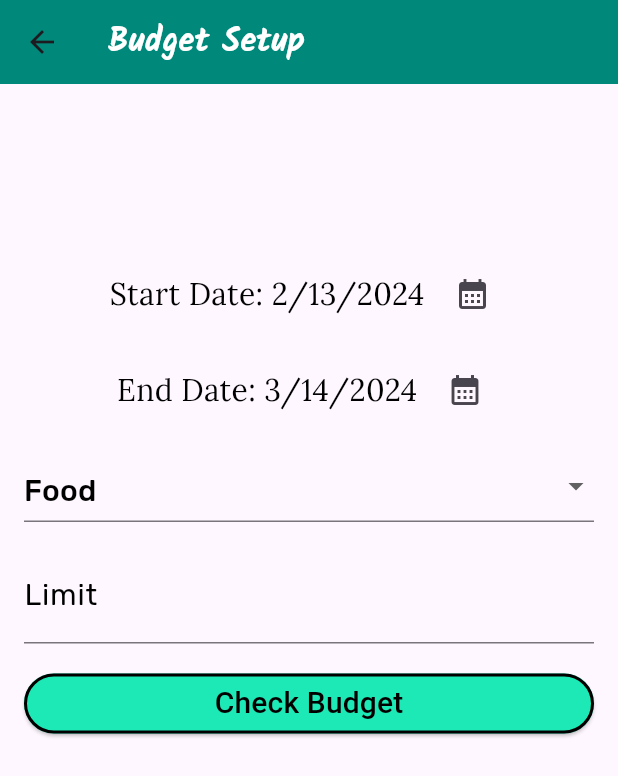
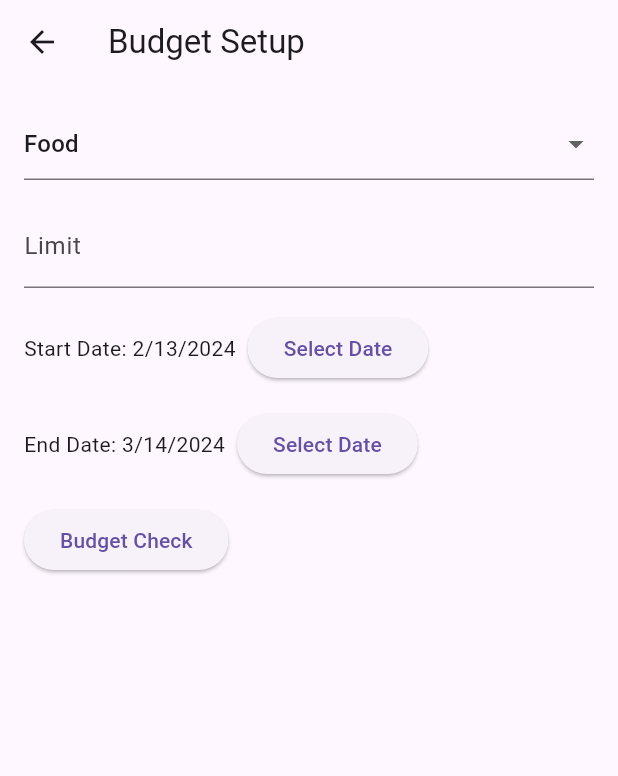
Before and after one commit to CSC4360Spring2024/Project1, a Flutter app: the BudgetSetupScreen screen opened directly, on a phone screen of 412 x 824 dp. Shown: the top 776 px of the screen. Run offline on Flutter 3.47's test engine with Material 3 defaults, Android fonts, the phone set to English and light mode, and no system bars; our stand-ins replace charts_flutter, google_fonts, sqflite; accounts and stored records are empty.

Commit message:
Revert "Budget Setup UI"

```diff
--- a/lib/screens/budget_setup_screen.dart
+++ b/lib/screens/budget_setup_screen.dart
@@ -1,5 +1,4 @@
 import 'package:flutter/material.dart';
-import 'package:google_fonts/google_fonts.dart';
 import 'package:intl/intl.dart';
 import '../controllers/budget_setup_controller.dart';
 
@@ -15,63 +14,13 @@ class _BudgetSetupScreenState extends State<BudgetSetupScreen> {
   Widget build(BuildContext context) {
     return Scaffold(
       appBar: AppBar(
-        title: Text(
-          'Budget Setup',
-          style: GoogleFonts.kalam(
-            color: Colors.white,
-            fontWeight: FontWeight.bold,
-          ),
-        ),
-        backgroundColor: Colors.teal[600],
+        title: Text('Budget Setup'),
       ),
       body: SingleChildScrollView(
         padding: EdgeInsets.all(16.0),
         child: Column(
           crossAxisAlignment: CrossAxisAlignment.start,
           children: <Widget>[
-            SizedBox(height: 100.0),
-            Row(
-              mainAxisAlignment: MainAxisAlignment.center,
-              children: <Widget>[
-                Text(
-                  'Start Date: ${DateFormat.yMd().format(_controller.startDate)}',
-                  style: GoogleFonts.lora(
-                    color: Colors.black,
-                    fontSize: 20,
-                  ),
-                ),
-                SizedBox(width: 8.0),
-                IconButton(
-                  icon: Icon(Icons.calendar_month),
-                  onPressed: () async {
-                    await _controller.selectStartDate(context);
-                    setState(() {});
-                  },
-                ),
-              ],
-            ),
-            SizedBox(height: 16.0),
-            Row(
-              mainAxisAlignment: MainAxisAlignment.center,
-              children: <Widget>[
-                Text(
-                  'End Date: ${DateFormat.yMd().format(_controller.endDate)}',
-                  style: GoogleFonts.lora(
-                    color: Colors.black,
-                    fontSize: 20,
-                  ),
-                ),
-                SizedBox(width: 8.0),
-                IconButton(
-                  icon: Icon(Icons.calendar_month),
-                  onPressed: () async {
-                    await _controller.selectEndDate(context);
-                    setState(() {});
-                  },
-                ),
-              ],
-            ),
-            SizedBox(height: 16.0),
             DropdownButtonFormField(
               value: _controller.selectedCategory,
               hint: Text('Category'),
@@ -84,13 +33,7 @@ class _BudgetSetupScreenState extends State<BudgetSetupScreen> {
                   .map<DropdownMenuItem<String>>((String value) {
                 return DropdownMenuItem<String>(
                   value: value,
-                  child: Text(
-                    value,
-                    style: GoogleFonts.rubik(
-                      color: Colors.black,
-                      fontSize: 20,
-                    ),
-                  ),
+                  child: Text(value),
                 );
               }).toList(),
             ),
@@ -98,40 +41,42 @@ class _BudgetSetupScreenState extends State<BudgetSetupScreen> {
             TextField(
               controller: _controller.amountController,
               keyboardType: TextInputType.number,
-              decoration: InputDecoration(
-                labelText: 'Limit',
-                labelStyle: GoogleFonts.rubik(
-                  color: Colors.black,
-                  fontSize: 20,
-                ),
-              ),
-              style: GoogleFonts.rubik(
-                color: Colors.black,
-                fontSize: 20,
-              ),
+              decoration: InputDecoration(labelText: 'Limit'),
             ),
             SizedBox(height: 16.0),
-            SizedBox(
-              width: double.infinity,
-              child: ElevatedButton(
-                style: ElevatedButton.styleFrom(
-                  backgroundColor: Colors.tealAccent[400],
-                  side: BorderSide(
-                    color: Colors.black,
-                    width: 2.0
-                  ),
+            Row(
+              children: <Widget>[
+                Text('Start Date: ${DateFormat.yMd().format(_controller.startDate)}'),
+                SizedBox(width: 8.0),
+                ElevatedButton(
+                  onPressed: () async {
+                    await _controller.selectStartDate(context);
+                    setState(() {});
+                  },
+                  child: Text('Select Date'),
                 ),
-                child: Text(
-                  'Check Budget',
-                  style: GoogleFonts.ibmPlexSansArabic(
-                    color: Colors.black,
-                    fontSize: 20,
-                  ),
+              ],
+            ),
+            SizedBox(height: 16.0),
+            Row(
+              children: <Widget>[
+                Text('End Date: ${DateFormat.yMd().format(_controller.endDate)}'),
+                SizedBox(width: 8.0),
+                ElevatedButton(
+                  onPressed: () async {
+                    await _controller.selectEndDate(context);
+                    setState(() {});
+                  },
+                  child: Text('Select Date'),
                 ),
-                onPressed: () {
-                  _controller.saveBudget(context);
-                },
-              ),
+              ],
+            ),
+            SizedBox(height: 16.0),
+            ElevatedButton(
+              onPressed: () {
+                _controller.saveBudget(context);
+              },
+              child: Text('Budget Check'),
             ),
           ],
         ),
```
